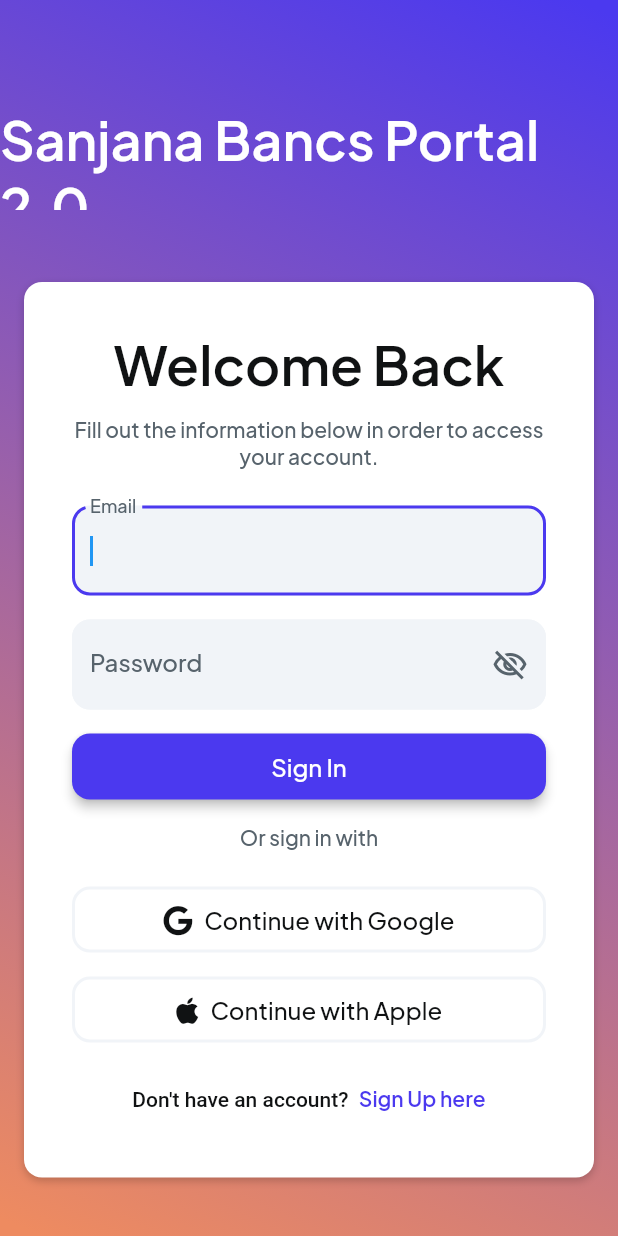
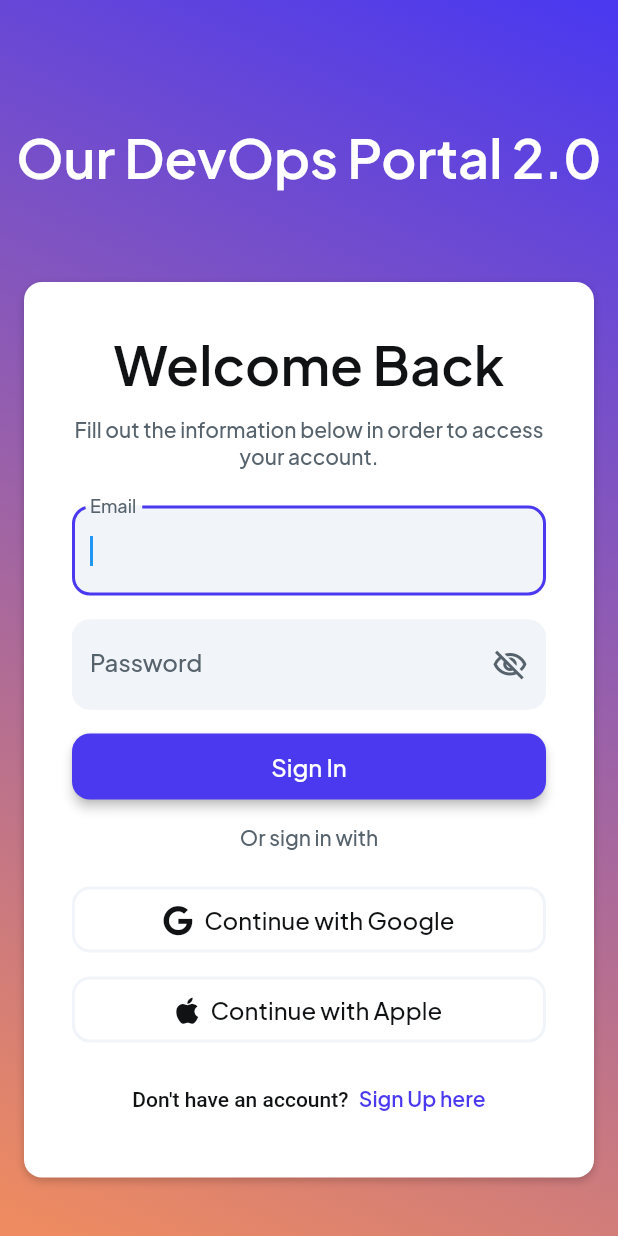
Before and after one commit to sanjeev-ff/devops-repo, a Flutter app: the screen it shows after launch, on a phone screen of 412 x 824 dp. Run offline on Flutter 3.47's test engine with Material 3 defaults, Android fonts, the phone set to English and light mode, and no system bars; drawn by our look-alikes of auto_size_text, flutter_animate; our stand-ins replace cached_network_image, equatable, font_awesome_flutter, from_css_color, go_router, google_fonts and 4 more; missing offline and left inert: json_path, mime_type; accounts and stored records are empty.

Commit message:
Update internationalization.dart

```diff
--- a/lib/flutter_flow/internationalization.dart
+++ b/lib/flutter_flow/internationalization.dart
@@ -149,7 +149,7 @@ final kTranslationsMap = <Map<String, Map<String, String>>>[
   // Login
   {
     'hqj4mlho': {
-      'en': 'Sanjana Bancs Portal 2.0',
+      'en': 'Our DevOps Portal 2.0',
       'hi': 'टीसीएस पोर्टल 2.0',
       'kn': 'TCS ಪೋರ್ಟಲ್ 2.0',
       'ta': 'டிசிஎஸ் போர்டல் 2.0',
```
